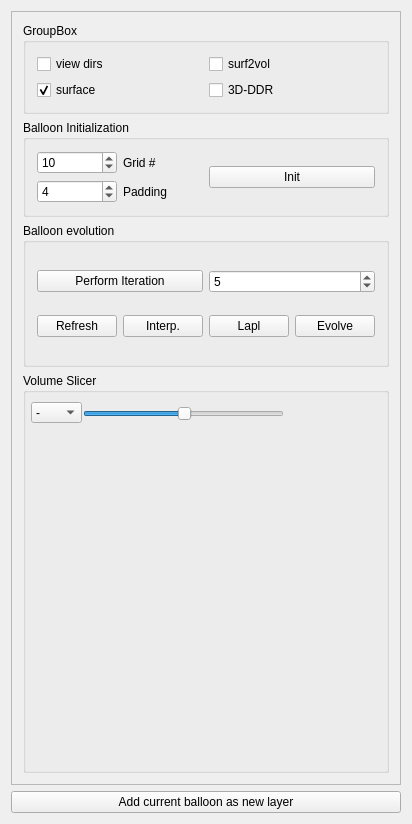
Above: src/meshlabplugins/edit_vase/vasewidget.ui from cnr-isti-vclab/meshlab before the change. Below: the same form after it.
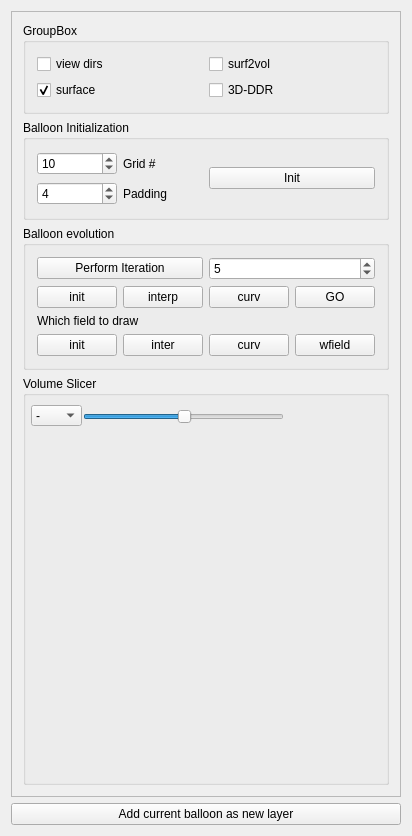
That is the form after the change.

Commit message: Large refactoring: - Moved field computations from Q(..) to additional fields - Removed old distance computation code - Removed dependency on meshlab flags - Updated evolution code (ready for mixed energies)

What changed in the file:
```diff
--- a/src/meshlabplugins/edit_vase/vasewidget.ui
+++ b/src/meshlabplugins/edit_vase/vasewidget.ui
@@ -9,8 +9,8 @@
    <rect>
     <x>0</x>
     <y>0</y>
-    <width>410</width>
-    <height>788</height>
+    <width>411</width>
+    <height>836</height>
    </rect>
   </property>
   <property name="sizePolicy">
@@ -224,28 +224,67 @@
            <item>
             <widget class="QPushButton" name="refreshButton">
              <property name="text">
-              <string>Refresh</string>
+              <string>init</string>
              </property>
             </widget>
            </item>
            <item>
             <widget class="QPushButton" name="interpButton">
              <property name="text">
-              <string>Interp.</string>
+              <string>interp</string>
              </property>
             </widget>
            </item>
            <item>
             <widget class="QPushButton" name="laplButton">
              <property name="text">
-              <string>Lapl</string>
+              <string>curv</string>
              </property>
             </widget>
            </item>
            <item>
             <widget class="QPushButton" name="evolveButton">
              <property name="text">
-              <string>Evolve</string>
+              <string>GO</string>
+             </property>
+            </widget>
+           </item>
+          </layout>
+         </item>
+         <item>
+          <widget class="QLabel" name="label_3">
+           <property name="text">
+            <string>Which field to draw</string>
+           </property>
+          </widget>
+         </item>
+         <item>
+          <layout class="QHBoxLayout" name="horizontalLayout_4">
+           <item>
+            <widget class="QPushButton" name="button_view_dfield_init">
+             <property name="text">
+              <string>init</string>
+             </property>
+            </widget>
+           </item>
+           <item>
+            <widget class="QPushButton" name="button_view_dfield_interp">
+             <property name="text">
+              <string>inter</string>
+             </property>
+            </widget>
+           </item>
+           <item>
+            <widget class="QPushButton" name="button_view_curvature">
+             <property name="text">
+              <string>curv</string>
+             </property>
+            </widget>
+           </item>
+           <item>
+            <widget class="QPushButton" name="button_view_wfield">
+             <property name="text">
+              <string>wfield</string>
              </property>
             </widget>
            </item>
```
The commit also changes 13 other files.
